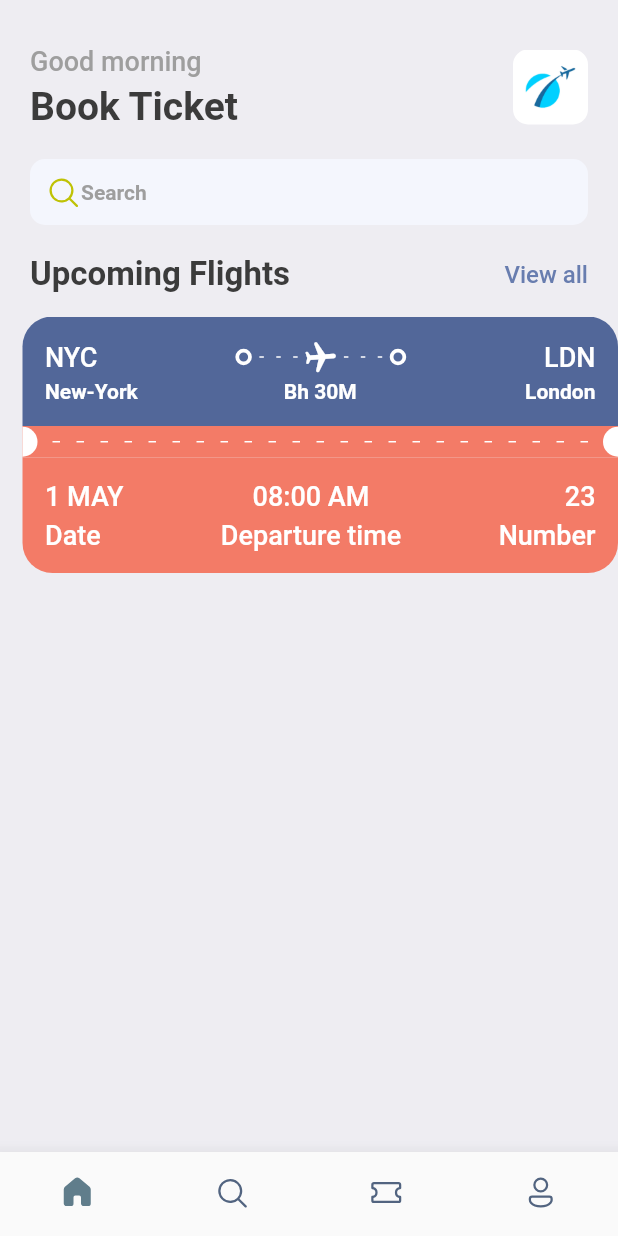
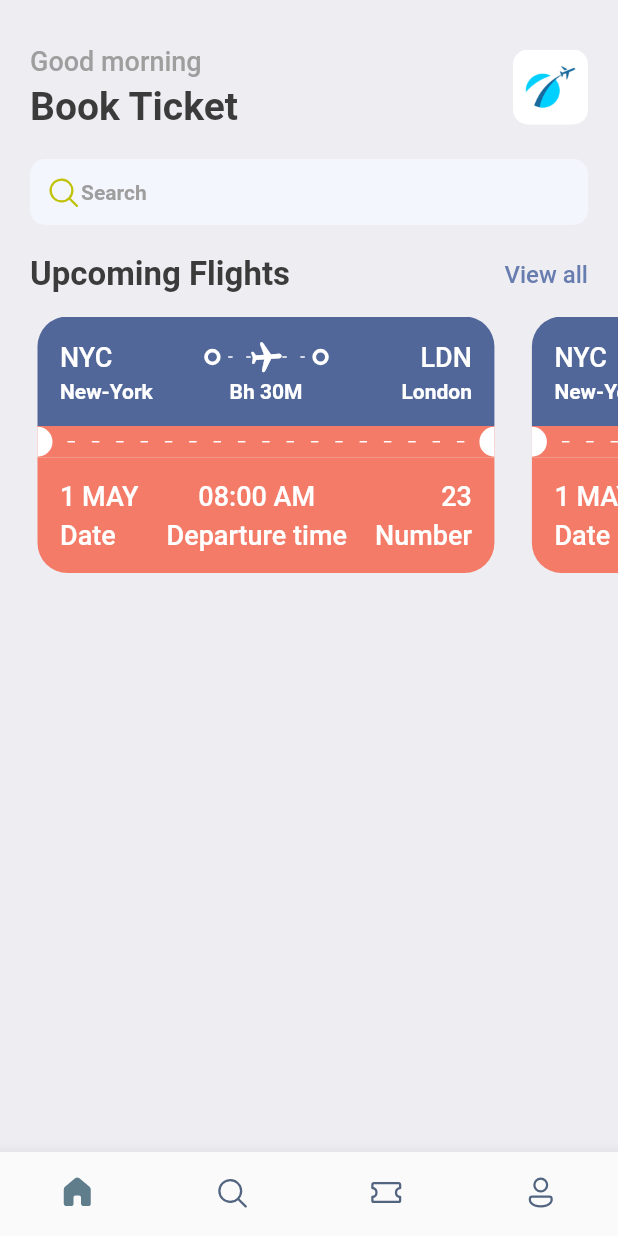
Before and after one commit to med-bs/booktickets, a Flutter app: the screen it shows after launch, on a phone screen of 412 x 824 dp. Run offline on Flutter 3.47's test engine with Material 2 defaults, Android fonts, the phone set to English and light mode, and no system bars; our stand-ins replace fluentui_icons, gap.

Commit message:
ticket view v2

```diff
--- a/lib/screens/home_screen.dart
+++ b/lib/screens/home_screen.dart
@@ -72,6 +72,7 @@ class HomeScreen extends StatelessWidget {
           const Gap(15),
           SingleChildScrollView(
             scrollDirection: Axis.horizontal,
+            padding: const EdgeInsets.only(left: 20),
             child: Row(
               children: [
                 const TicketView(),
--- a/lib/screens/ticket_view.dart
+++ b/lib/screens/ticket_view.dart
@@ -11,10 +11,10 @@ class TicketView extends StatelessWidget {
   Widget build(BuildContext context) {
     final size = AppLayout.getSize(context);
     return SizedBox(
-      width: size.width,
+      width: size.width*0.8,
       height: 200,
       child: Container(
-        margin: const EdgeInsets.only(left: 15),
+        margin: const EdgeInsets.only(right: 20 ,left: 5),
         child: Column(
           children: [
             // blue part of the card/ticket
```
